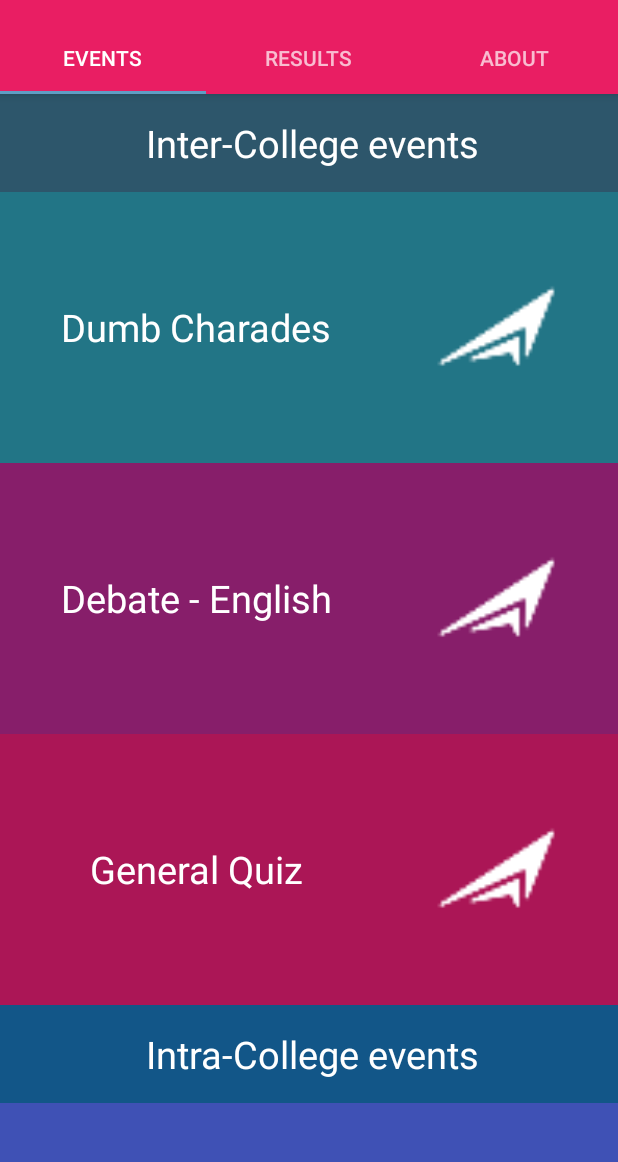
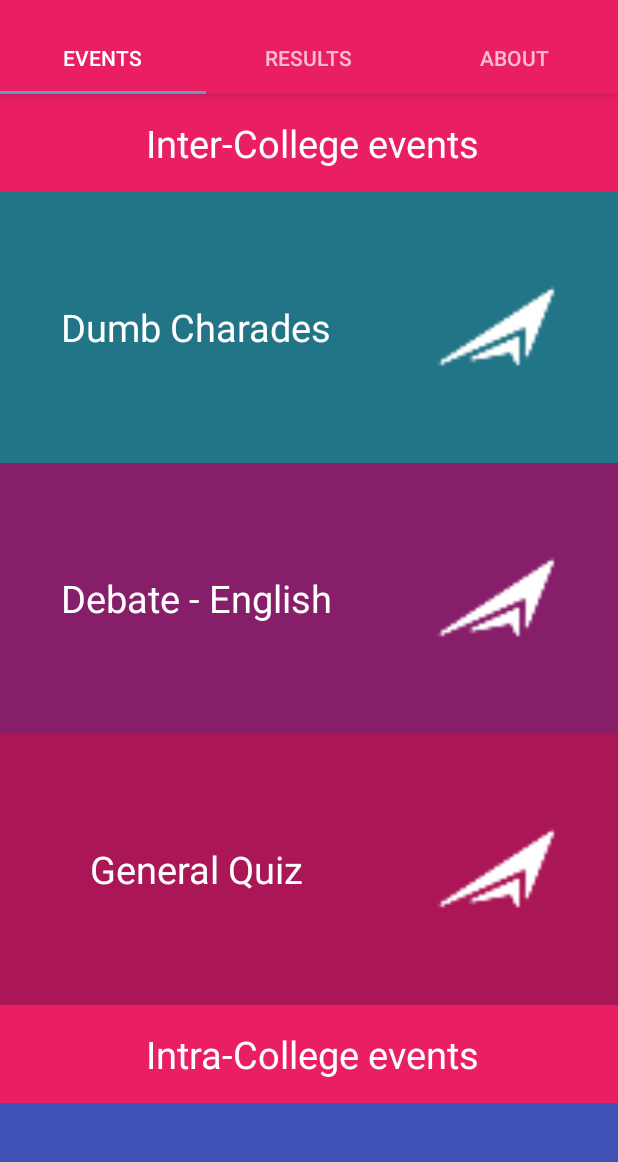
Before and after one commit to abhilash1in/Udbhav2016, an Android app: the screen it shows after launch (Home2), after a tap on "Literature", on a phone screen of 412 x 824 dp, the part 62-1224 px from its top. Run offline under Robolectric (Android 15) with nearby library versions, the phone set to English and light mode, and no system bars; libraries missing offline, so code that uses them is left out: com.marshalchen.ultimaterecyclerview; plain views replace UltimateRecyclerView; 1 statement that could not run was skipped.

Commit message:
14/03/16

```diff
--- a/app/src/main/java/com/msrit/abhilash/udbhavtake1/Main/Data/Data.java
+++ b/app/src/main/java/com/msrit/abhilash/udbhavtake1/Main/Data/Data.java
@@ -27,9 +27,11 @@ public class Data {
     }
     public static ArrayList<ItemData> getLitEvents() {
         final ArrayList<ItemData> LitEvents = new ArrayList<>();
+        LitEvents.add(new ItemData("Inter-College events",0,null,true));
         LitEvents.add(new ItemData("Dumb Charades", R.mipmap.icon2,getLitEvent0Data(),true));
         LitEvents.add(new ItemData("Debate - English",R.mipmap.icon2,getLitEvent1Data(),true));
         LitEvents.add(new ItemData("General Quiz", R.mipmap.icon2,getLitEvent10Data(),true));
+        LitEvents.add(new ItemData("Intra-College events",0,null,false));
         LitEvents.add(new ItemData("Debate - Kannada", R.mipmap.icon2,getLitEvent2Data(),false));
         LitEvents.add(new ItemData("Potpourri",  R.mipmap.icon2,getLitEvent3Data(),false));
         LitEvents.add(new ItemData("Elocution", R.mipmap.icon2,getLitEvent4Data(),false));
@@ -45,10 +47,12 @@ public class Data {
 
     public static ArrayList<ItemData> getArtEvents() {
         final ArrayList<ItemData> ArtEvents = new ArrayList<>();
+        ArtEvents.add(new ItemData("Inter-College events",0,null,true));
         ArtEvents.add(new ItemData("On Spot Painting", R.mipmap.icon2,getArtEvent1Data(),true));
         ArtEvents.add(new ItemData("Collage",R.mipmap.icon2,getArtEvent2Data(),true));
         ArtEvents.add(new ItemData("Face Painting", R.mipmap.icon2,getArtEvent6Data(),true));
         ArtEvents.add(new ItemData("Face Painting", R.mipmap.icon2,getArtEvent6Data(),true));
+        ArtEvents.add(new ItemData("Intra-College events",0,null,false));
         ArtEvents.add(new ItemData("Cartooning", R.mipmap.icon2,getArtEvent0Data(),false));
         ArtEvents.add(new ItemData("By 2 Canvas", R.mipmap.icon2,getArtEvent3Data(),false));
         ArtEvents.add(new ItemData("Clay Modelling", R.mipmap.icon2,getArtEvent4Data(),false));
@@ -63,6 +67,7 @@ public class Data {
 
     public static ArrayList<ItemData> getMusicEvents() {
         final ArrayList<ItemData> MusicEvents = new ArrayList<>();
+        MusicEvents.add(new ItemData("Inter-College events",0,null,true));
         MusicEvents.add(new ItemData("Western Group Music", R.mipmap.icon2,getMusicEvent0Data(),true));
         MusicEvents.add(new ItemData("Indian Group Music", R.mipmap.icon2,getMusicEvent1Data(),true));
         MusicEvents.add(new ItemData("Western Acoustics Solo",  R.mipmap.icon2,getMusicEvent2Data(),true));
@@ -72,6 +77,7 @@ public class Data {
         MusicEvents.add(new ItemData("Semi - Classical Vocal Solo", R.mipmap.icon2,getMusicEvent6Data(),true));
         MusicEvents.add(new ItemData("Classical Instrumental Solo",  R.mipmap.icon2,getMusicEvent7Data(),true));
         MusicEvents.add(new ItemData("Beat Boxing",  R.mipmap.icon2,getMusicEvent8Data(),true));
+        MusicEvents.add(new ItemData("Intra-College events",0,null,false));
         MusicEvents.add(new ItemData("Antaakshari",  R.mipmap.icon2,getMusicEvent9Data(),false));
         MusicEvents.add(new ItemData("Karaoke", R.mipmap.icon2,getMusicEvent10Data(),false));
 
@@ -81,6 +87,7 @@ public class Data {
 
     public static ArrayList<ItemData> getTheatreEvents() {
         final ArrayList<ItemData> TheatreEvents = new ArrayList<>();
+        TheatreEvents.add(new ItemData("Inter-College events",0,null,true));
         TheatreEvents.add(new ItemData("One Act Play", R.mipmap.icon2,getTheatreEvent0Data(),true));
         TheatreEvents.add(new ItemData("Skit", R.mipmap.icon2,getTheatreEvent1Data(),true));
         TheatreEvents.add(new ItemData("Short Films", R.mipmap.icon2,getTheatreEvent2Data(),true));
@@ -91,29 +98,34 @@ public class Data {
 
     public static ArrayList<ItemData> getDanceEvents() {
         final ArrayList<ItemData> DanceEvents = new ArrayList<>();
+        DanceEvents.add(new ItemData("Inter-College events",0,null,true));
         DanceEvents.add(new ItemData("Dance As You Like", R.mipmap.icon2,getDanceEvent1Data(),true));
         DanceEvents.add(new ItemData("Indian Contemporary Group Dance",R.mipmap.icon2,getDanceEvent2Data(),true));
         DanceEvents.add(new ItemData("Western Group Dance",R.mipmap.icon2,getDanceEvent3Data(),true));
         DanceEvents.add(new ItemData("Street Dance",  R.mipmap.icon2,getDanceEvent4Data(),true));
+        DanceEvents.add(new ItemData("Intra-College events",0,null,false));
         DanceEvents.add(new ItemData("Classical Dance Solo", R.mipmap.icon2,getDanceEvent0Data(),false));
         return DanceEvents;
     }
 
     public static ArrayList<ItemData> getUdbhavCupEvents() {
         final ArrayList<ItemData> UdbhavCupEvents = new ArrayList<>();
-        UdbhavCupEvents.add(new ItemData("Badminton", R.mipmap.icon2,getUdbCupEvent0Data(),false));
-        UdbhavCupEvents.add(new ItemData("Basketball",  R.mipmap.icon2,getUdbCupEvent1Data(),false));
-        UdbhavCupEvents.add(new ItemData("Cricket",  R.mipmap.icon2,getUdbCupEvent2Data(),false));
-        UdbhavCupEvents.add(new ItemData("Football", R.mipmap.icon2,getUdbCupEvent3Data(),false));
+        UdbhavCupEvents.add(new ItemData("Inter-College events",0,null,true));
+        UdbhavCupEvents.add(new ItemData("Badminton", R.mipmap.icon2,getUdbCupEvent0Data(),true));
+        UdbhavCupEvents.add(new ItemData("Basketball",  R.mipmap.icon2,getUdbCupEvent1Data(),true));
+        UdbhavCupEvents.add(new ItemData("Cricket",  R.mipmap.icon2,getUdbCupEvent2Data(),true));
+        UdbhavCupEvents.add(new ItemData("Football", R.mipmap.icon2,getUdbCupEvent3Data(),true));
         return UdbhavCupEvents;
     }
 
     public static ArrayList<ItemData> getMiscEvents() {
         final ArrayList<ItemData> MiscEvents = new ArrayList<>();
+        MiscEvents.add(new ItemData("Inter-College events",0,null,true));
         MiscEvents.add(new ItemData("On The Spot Photography", R.mipmap.icon2, getMiscEvent4Data(),true));
         MiscEvents.add(new ItemData("Fifa 14",  R.mipmap.icon2, getMiscEvent5Data(),true));
         MiscEvents.add(new ItemData("Dota 2",  R.mipmap.icon2, getMiscEvent6Data(),true));
         MiscEvents.add(new ItemData("Counter Strike 1.6 ", R.mipmap.icon2, getMiscEvent7Data(),true));
+        MiscEvents.add(new ItemData("Intra-College events",0,null,false));
         MiscEvents.add(new ItemData("Personality", R.mipmap.icon2, getMiscEvent0Data(),false));
         MiscEvents.add(new ItemData("Cooking",  R.mipmap.icon2, getMiscEvent1Data(),false));
         MiscEvents.add(new ItemData("Treasure Hunt",  R.mipmap.icon2, getMiscEvent2Data(),false));
@@ -137,7 +149,16 @@ public class Data {
                 "\n \n • Contestants may not change/shuffle teams after the prelims" +
                 "\n \n • Number/nature of rounds is up to the DC master" +
                 "\n \n • Contestants may not speak; they may use only established codes, no dropping. More rules can be specified by the DC master" +
-                "\n \n • Contestants may not use vulgar forms of expressions in the event");
+                "\n \n • Contestants may not use vulgar forms of expressions in the event"+
+                "\n \n • Event will be divided into 2 : Prelims and Finals"+
+                "\n \n \n Prelims : "+
+                "\n \n • Team of 3."+
+                "\n \n • Up to 2 drops allowed and then you need switch."+
+                "\n \n • Will contain movies and TV shows"+
+                "\n \n \n Finals: "+
+                "\n \n • Rounds will be decided by the DC master."+
+                "\n \n \n \n 9. Prelims for MSRIT contestants will be held on 28th of March. "
+        );
         return Event;
     }
 
--- a/app/src/main/java/com/msrit/abhilash/udbhavtake1/Main/Fragments/RegisterFragment.java
+++ b/app/src/main/java/com/msrit/abhilash/udbhavtake1/Main/Fragments/RegisterFragment.java
@@ -154,6 +154,7 @@ public class RegisterFragment extends android.support.v4.app.Fragment {
             while (it2.hasNext())
             {
                 final ItemData id2= it2.next();
+                if(id2.getParticularEvent()!=null&&id2.isInter()) {
                     CheckBox cb = new CheckBox(getContext());
                     cb.setText(id2.getTitle());
                     cbcount++;
@@ -185,13 +186,12 @@ public class RegisterFragment extends android.support.v4.app.Fragment {
 
                     int p_size = id2.getParticularEvent().getSize();
                     table.add(p_size);
-                for(int i=0;i<p_size;i++)
-                {
+                    for (int i = 0; i < p_size; i++) {
                         etcount++;
                         LinearLayout etline = new LinearLayout(getContext());
                         etline.setOrientation(LinearLayout.HORIZONTAL);
                         TextView tvline = new TextView(getContext());
-                    tvline.setText(""+(i+1)+". ");
+                        tvline.setText("" + (i + 1) + ". ");
                         etline.addView(tvline);
                         EditText et = new EditText(getContext());
                         et.setLayoutParams(new LinearLayout.LayoutParams(FrameLayout.LayoutParams.MATCH_PARENT, FrameLayout.LayoutParams.WRAP_CONTENT));
@@ -200,6 +200,7 @@ public class RegisterFragment extends android.support.v4.app.Fragment {
                         allets.add(et);
                         etline.addView(et);
                         etll.addView(etline);
+                    }
                 }
 
             }
--- a/app/src/main/java/com/msrit/abhilash/udbhavtake1/Main/Fragments/TwoFragment2.java
+++ b/app/src/main/java/com/msrit/abhilash/udbhavtake1/Main/Fragments/TwoFragment2.java
@@ -25,11 +25,13 @@ import java.util.List;
 import java.util.stream.Collectors;*/
 
 
+
 public class TwoFragment2 extends android.support.v4.app.Fragment{
 
     public static EventData ParticularEvent;
     static ArrayList<ItemData> events;
-
+    int n=1;
+    boolean headings_added = false;
     public TwoFragment2() {
         // Required empty public constructor
     }
@@ -54,6 +56,21 @@ public class TwoFragment2 extends android.support.v4.app.Fragment{
 
         ItemData particularCategory = OneFragment2.particularCategory;
         events=particularCategory.getEvents();
+
+        Log.v("bool",""+headings_added);
+
+        if(headings_added==false)
+        {
+            while(events.get(n).isInter())
+            {
+                n++;
+                if(n==events.size())
+                    break;
+            }
+            Log.v("bool","n = "+n);
+            headings_added=true;
+        }
+
 
 
         /*for(int i=0;i<categories.size();i++)
@@ -97,7 +114,7 @@ public class TwoFragment2 extends android.support.v4.app.Fragment{
 
         final RecyclerView recyclerView = (RecyclerView) root.findViewById(R.id.recyclerViewTwo);
         recyclerView.setLayoutManager(new LinearLayoutManager(getActivity()));
-        MyAdapterEvents mAdapter = new MyAdapterEvents(events);
+        MyAdapterEvents mAdapter = new MyAdapterEvents(events,n);
         recyclerView.setAdapter(mAdapter);
         recyclerView.setItemAnimator(new DefaultItemAnimator());
         recyclerView.addOnItemTouchListener(
--- a/app/src/main/java/com/msrit/abhilash/udbhavtake1/Main/Interface/MyAdapterEvents.java
+++ b/app/src/main/java/com/msrit/abhilash/udbhavtake1/Main/Interface/MyAdapterEvents.java
@@ -1,20 +1,4 @@
 package com.msrit.abhilash.udbhavtake1.Main.Interface;
-
-import android.graphics.Color;
-import android.support.v7.widget.CardView;
-import android.support.v7.widget.RecyclerView;
-import android.view.LayoutInflater;
-import android.view.View;
-import android.view.ViewGroup;
-import android.widget.ImageView;
-import android.widget.TextView;
-
-import com.msrit.abhilash.udbhavtake1.Main.Data.ItemData;
-import com.msrit.abhilash.udbhavtake1.R;
-
-import java.util.Iterator;
-import java.util.List;
-
 
 import android.graphics.Color;
 import android.support.v7.widget.CardView;
@@ -34,23 +18,20 @@ import java.util.List;
 /**
  * Created by Abhilash on 11/12/2015.
  */
-public class MyAdapterEvents extends RecyclerView.Adapter<MyAdapterEvents.ViewHolder> {
+public class MyAdapterEvents extends RecyclerView.Adapter<MyAdapterEvents.GeneralViewHolder> {
     /*
         private ItemData[] itemsData;
     */
     final int HEADING =1,EVENT=0;
     public List<ItemData> nitemsData;
+    int n=0;
 
        /* public MyAdapter(ItemData[] itemsData) {
             this.itemsData = itemsData;
         }*/
 
-    public MyAdapterEvents(List<ItemData> nitemsData){
-        nitemsData.add(0,new ItemData("Inter-College events",0,null,true));
-        int n=1;
-        while(nitemsData.get(n).isInter())
-            n++;
-        nitemsData.add(n,new ItemData("Intra-College events",0,null,true));
+    public MyAdapterEvents(List<ItemData> nitemsData, int n){
+        this.n=n;
         this.nitemsData=nitemsData;
     }
 
@@ -59,29 +40,27 @@ public class MyAdapterEvents extends RecyclerView.Adapter<MyAdapterEvents.ViewHo
         notifyItemRemoved(position);
     }
 
-    public MyAdapterEvents.ViewHolder onCreateViewHolder(ViewGroup parent,
-                                                   int viewType) {
-
+    public MyAdapterEvents.GeneralViewHolder onCreateViewHolder(ViewGroup parent,int viewType) {
+        GeneralViewHolder holder;
         View itemLayoutView;
-        ViewHolder viewHolder;
         // create a new view
         if(viewType == EVENT)
         {
             itemLayoutView = LayoutInflater.from(parent.getContext())
                     .inflate(R.layout.card, null);
-            viewHolder = new ViewHolder(itemLayoutView);
+            holder = new ViewHolderEvents(itemLayoutView);
         }
         else
         {
             itemLayoutView = LayoutInflater.from(parent.getContext())
                     .inflate(R.layout.card, null);
-            viewHolder = new ViewHolder(itemLayoutView);
+            holder = new ViewHolderHeading(itemLayoutView);
         }
 
         // create ViewHolder
         /*log("OnCreateViewHolder");*/
 
-        return viewHolder;
+        return holder;
     }
 
     /*public void log(String s){
@@ -90,19 +69,15 @@ public class MyAdapterEvents extends RecyclerView.Adapter<MyAdapterEvents.ViewHo
 
     // Replace the contents of a view (invoked by the layout manager)
     @Override
-    public void onBindViewHolder(ViewHolder viewHolder, int position) {
+    public void onBindViewHolder(GeneralViewHolder vh, int position) {
 
         // - get data from your itemsData at this position
         // - replace the contents of the view with that itemsData
 
-        if(getItemViewType(position)==HEADING)
+        if(getItemViewType(position)==EVENT)
         {
 
-        }
-        else
-        {
-
-        }
+            ViewHolderEvents viewHolder = (ViewHolderEvents) vh;
 
             viewHolder.txtViewTitle.setText(nitemsData.get(position).getTitle());
             viewHolder.txtViewTitle.setSelected(true);
@@ -162,26 +137,46 @@ public class MyAdapterEvents extends RecyclerView.Adapter<MyAdapterEvents.ViewHo
                 if (position == 3)
                     viewHolder.cardView.setCardBackgroundColor(Color.parseColor("#3F51B5"));
             }
+
+        }
+        else
+        {
+            ViewHolderHeading viewHolder = (ViewHolderHeading) vh;
+            viewHolder.txtViewTitle.setText(nitemsData.get(position).getTitle());
+            viewHolder.txtViewTitle.setSelected(true);
+/*
+            viewHolder.cardView.setCardBackgroundColor(R.color.colorPrimary);
+*/
+
+            viewHolder.cardView.setCardBackgroundColor(Color.parseColor("#e91e63"));
+
+        }
+
         /*log("OnBindViewHolder");*/
 
     }
 
     public int getItemViewType (int position) {
         //Some logic to know which type will come next;
-        if(position==0)
+        if(position==0||position==n)
             return HEADING;
         else
             return EVENT;
     }
 
     // inner class to hold a reference to each item of RecyclerView
-    public class GeneralViewHolder extends RecyclerView.ViewHolder
+    public class GeneralViewHolder extends RecyclerView.ViewHolder implements View.OnClickListener
     {
         public GeneralViewHolder(View itemView) {
             super(itemView);
         }
+
+        @Override
+        public void onClick(View v) {
+
         }
-    public class ViewHolder extends RecyclerView.ViewHolder implements View.OnClickListener{
+    }
+    public class ViewHolderEvents extends GeneralViewHolder implements View.OnClickListener{
 
         public TextView txtViewTitle;
         public ImageView imgViewIcon;
@@ -190,11 +185,60 @@ public class MyAdapterEvents extends RecyclerView.Adapter<MyAdapterEvents.ViewHo
 */
         public CardView cardView;
 
-        public ViewHolder(View itemLayoutView) {
+        public ViewHolderEvents(View itemLayoutView) {
             super(itemLayoutView);
             itemLayoutView.setOnClickListener(this);
             txtViewTitle = (TextView) itemLayoutView.findViewById(R.id.card_item_title);
             imgViewIcon = (ImageView) itemLayoutView.findViewById(R.id.card_item_icon);
+/*
+            description = (TextView) itemLayoutView.findViewById(R.id.card_item_description);
+*/
+            cardView = (CardView) itemLayoutView.findViewById(R.id.card_view);
+            /*log("ViewHolder called");*/
+        }
+        @Override
+        public void onClick(View v) {
+
+        /*
+            mDataset = Functions.getData();
+            new FileAdapter();
+            notifyDataSetChanged();
+
+            int position = getAdapterPosition();
+            // or
+            position = getLayoutPosition();
+            // both worked for me
+        */
+           /* delete(getPosition());*/
+
+
+            /*Intent intent = new Intent(v.getContext(),EventDetailsActivity.class);
+            intent.putExtra("event_name",txtViewTitle.getText().toString());
+            (v.getContext()).startActivity(intent);*/
+
+
+            /*Log.v("onclick", txtViewTitle.getText().toString());
+            Log.v("onclick", "clicked");*/
+        }
+
+
+    }
+
+    public class ViewHolderHeading extends GeneralViewHolder implements View.OnClickListener{
+
+        public TextView txtViewTitle;
+        public ImageView imgViewIcon;
+        /*
+                public TextView description;
+        */
+        public CardView cardView;
+
+        public ViewHolderHeading(View itemLayoutView) {
+            super(itemLayoutView);
+            itemLayoutView.setOnClickListener(this);
+            txtViewTitle = (TextView) itemLayoutView.findViewById(R.id.card_item_title);
+            imgViewIcon = (ImageView) itemLayoutView.findViewById(R.id.card_item_icon);
+            imgViewIcon.setVisibility(View.GONE);
 /*
             description = (TextView) itemLayoutView.findViewById(R.id.card_item_description);
 */
```
Lines whose indentation alone changed are shown as unchanged.
